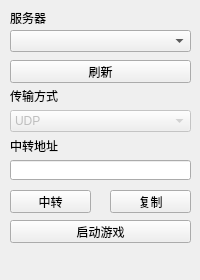
Old version of the form client-ui-qt/mainwindow.ui in the repository u-u-z/shitama.
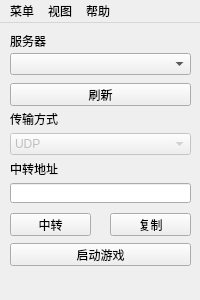
New version of the form.

Commit message: refactor(client-ui-qt): refactor ui

```diff
--- a/client-ui-qt/mainwindow.ui
+++ b/client-ui-qt/mainwindow.ui
@@ -10,19 +10,19 @@
     <x>0</x>
     <y>0</y>
     <width>200</width>
-    <height>280</height>
+    <height>300</height>
    </rect>
   </property>
   <property name="minimumSize">
    <size>
     <width>200</width>
-    <height>280</height>
+    <height>300</height>
    </size>
   </property>
   <property name="maximumSize">
    <size>
     <width>200</width>
-    <height>280</height>
+    <height>300</height>
    </size>
   </property>
   <property name="windowTitle">
@@ -183,6 +183,38 @@
     <bool>false</bool>
    </property>
   </widget>
+  <widget class="QMenuBar" name="menuBar">
+   <property name="geometry">
+    <rect>
+     <x>0</x>
+     <y>0</y>
+     <width>200</width>
+     <height>23</height>
+    </rect>
+   </property>
+   <widget class="QMenu" name="menuMain">
+    <property name="title">
+     <string>菜单</string>
+    </property>
+    <addaction name="actionClearConfig"/>
+    <addaction name="actionExit"/>
+   </widget>
+   <widget class="QMenu" name="menuView">
+    <property name="title">
+     <string>视图</string>
+    </property>
+    <addaction name="actionQuality"/>
+   </widget>
+   <widget class="QMenu" name="menuHelp">
+    <property name="title">
+     <string>帮助</string>
+    </property>
+    <addaction name="actionCheckUpdates"/>
+   </widget>
+   <addaction name="menuMain"/>
+   <addaction name="menuView"/>
+   <addaction name="menuHelp"/>
+  </widget>
   <action name="actionQuit">
    <property name="text">
     <string>退出</string>
```
Left out of the diff: 28 changed lines with no effect on the pictures. The commit also changes 2 other files.
